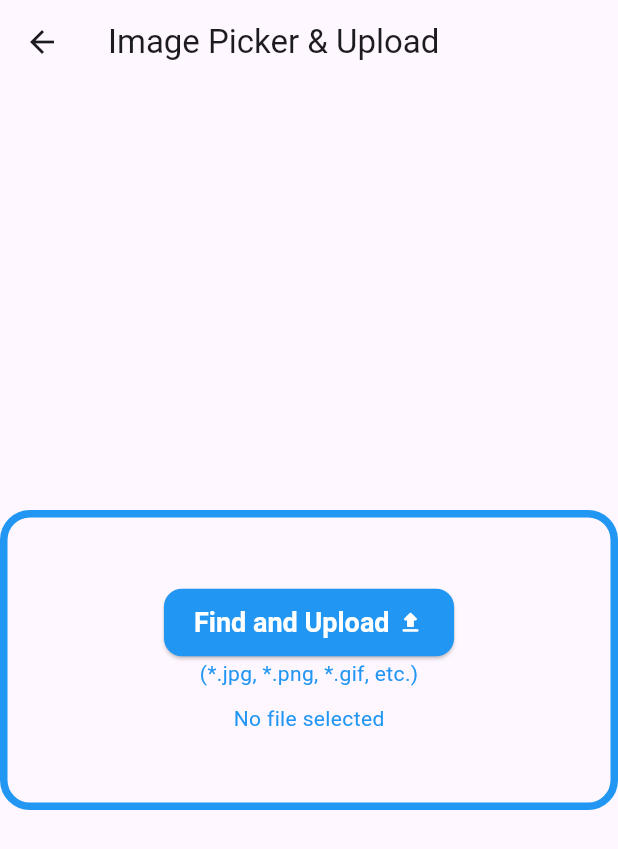
After one commit to DkryuProject/flutter_practice, a Flutter app: the FilePickerTest screen opened by its route, on a phone screen of 412 x 824 dp. The commit adds this screen. Shown: the top 849 px of the screen. Run offline on Flutter 3.47's test engine with Material 3 defaults, Android fonts, the phone set to English and light mode, and no system bars; our stand-ins replace contacts_service, dio, image_picker, permission_handler, sqflite; missing offline and left inert: kakao_flutter_sdk_common; accounts and stored records are empty.

Commit message:
202503_1

```diff
--- a/lib/main.dart
+++ b/lib/main.dart
@@ -1,8 +1,10 @@
 import 'package:flutter/material.dart';
+import 'package:flutter_project/views/contract_test.dart';
+import 'package:flutter_project/views/file_test.dart';
+import 'package:flutter_project/views/kakao_test.dart';
 import 'package:provider/provider.dart';
 
 import 'managers/todo.dart';
-import 'views/todo_list.dart';
 import 'views/test_list.dart';
 
 void main() {
@@ -25,7 +27,9 @@ class TestApp extends StatelessWidget {
       initialRoute: '/',
       routes: {
         '/': (context) => TestList(),
-        '/todo': (context) => const TodoList(),
+        '/file': (context) => const FilePickerTest(),
+        '/contract': (context) => ContractTest(),
+        '/kakao': (context) => KakaoTest(),
       },
     );
   }
--- /dev/null
+++ b/lib/views/file_test.dart
@@ -0,0 +1,146 @@
+import 'dart:io';
+import 'package:flutter/material.dart';
+import 'package:image_picker/image_picker.dart';
+import 'package:dio/dio.dart';
+
+class FilePickerTest extends StatefulWidget {
+  const FilePickerTest({Key? key}) : super(key: key);
+
+  @override
+  FilePickerTestState createState() => FilePickerTestState();
+}
+
+class FilePickerTestState extends State<FilePickerTest> {
+  String showFileName = "No file selected";
+  Color defaultColor = Colors.blue;
+  bool isUploading = false;
+  final Dio dio = Dio(); // ✅ Dio 인스턴스 생성
+  final ImagePicker _picker = ImagePicker(); // ✅ ImagePicker 인스턴스 생성
+
+  Future<void> uploadFile(File file) async {
+    setState(() {
+      isUploading = true;
+    });
+
+    try {
+      var formData = FormData.fromMap({
+        "file": await MultipartFile.fromFile(file.path,
+            filename: file.path.split('/').last),
+      });
+
+      var response = await dio.post(
+        "https://your-api.com/upload", // ✅ 업로드할 API 엔드포인트
+        data: formData,
+        options: Options(
+          headers: {
+            "Content-Type": "multipart/form-data",
+          },
+        ),
+      );
+
+      if (response.statusCode == 200) {
+        debugPrint("Upload successful: ${response.data}");
+        ScaffoldMessenger.of(context).showSnackBar(
+          SnackBar(
+              content: Text("Upload successful: ${response.data['message']}")),
+        );
+      } else {
+        debugPrint("Upload failed: ${response.statusMessage}");
+        ScaffoldMessenger.of(context).showSnackBar(
+          SnackBar(content: Text("Upload failed: ${response.statusMessage}")),
+        );
+      }
+    } catch (e) {
+      debugPrint("Error: $e");
+      ScaffoldMessenger.of(context).showSnackBar(
+        SnackBar(content: Text("Error: $e")),
+      );
+    } finally {
+      setState(() {
+        isUploading = false;
+      });
+    }
+  }
+
+  Future<void> pickAndUploadFile() async {
+    final XFile? pickedFile =
+        await _picker.pickImage(source: ImageSource.gallery); // ✅ 갤러리에서 이미지 선택
+
+    if (pickedFile != null) {
+      File file = File(pickedFile.path);
+
+      setState(() {
+        showFileName = "Now File Name: ${file.path.split('/').last}";
+      });
+
+      await uploadFile(file);
+    }
+  }
+
+  Container makeFilePicker() {
+    return Container(
+      width: double.infinity,
+      height: 200.0,
+      decoration: BoxDecoration(
+        border: Border.all(width: 5, color: defaultColor),
+        borderRadius: const BorderRadius.all(Radius.circular(20)),
+      ),
+      child: Material(
+        color: Colors.transparent,
+        child: Column(
+          mainAxisAlignment: MainAxisAlignment.center,
+          children: [
+            ElevatedButton(
+              onPressed: isUploading ? null : pickAndUploadFile,
+              style: ElevatedButton.styleFrom(
+                backgroundColor: defaultColor,
+                foregroundColor: Colors.white,
+                padding:
+                    const EdgeInsets.symmetric(horizontal: 20, vertical: 12),
+                textStyle:
+                    const TextStyle(fontSize: 18, fontWeight: FontWeight.bold),
+                shape: RoundedRectangleBorder(
+                  borderRadius: BorderRadius.circular(12),
+                ),
+              ),
+              child: isUploading
+                  ? const CircularProgressIndicator(color: Colors.white)
+                  : Row(
+                      mainAxisSize: MainAxisSize.min,
+                      children: [
+                        const Text("Find and Upload"),
+                        const SizedBox(width: 5),
+                        const Icon(Icons.upload_rounded),
+                      ],
+                    ),
+            ),
+            Text(
+              "(*.jpg, *.png, *.gif, etc.)",
+              style: TextStyle(color: defaultColor),
+            ),
+            const SizedBox(height: 10),
+            Text(
+              showFileName,
+              style: TextStyle(color: defaultColor),
+              overflow: TextOverflow.ellipsis,
+            ),
+          ],
+        ),
+      ),
+    );
+  }
+
+  @override
+  Widget build(BuildContext context) {
+    return Scaffold(
+      appBar: AppBar(title: const Text("Image Picker & Upload")),
+      body: Center(child: makeFilePicker()),
+    );
+  }
+}
+
+void main() {
+  runApp(const MaterialApp(
+    home: FilePickerTest(),
+  ));
+}
--- a/lib/views/test_list.dart
+++ b/lib/views/test_list.dart
@@ -1,7 +1,7 @@
 import 'package:flutter/material.dart';
 
 class TestList extends StatelessWidget {
-  final List<String> items = ['할일', '달력 테스트', '알림 테스트'];
+  final List<String> items = ['file', 'kakao', 'contract'];
 
   TestList({Key? key}) : super(key: key);
 
@@ -20,14 +20,17 @@ class TestList extends StatelessWidget {
                 title: Text(items[index]),
                 onTap: () {
                   String selectedItem = items[index];
-                if (selectedItem == '할일') {
-                  Navigator.pushNamed(context, '/todo');
+                  if (selectedItem == 'file') {
+                    Navigator.pushNamed(context, '/file');
+                  } else if (selectedItem == 'contract') {
+                    Navigator.pushNamed(context, '/contract');
+                  } else if (selectedItem == 'kakao') {
+                    Navigator.pushNamed(context, '/kakao');
                   }
                 },
               ),
             );
           },
-      )
-    );
+        ));
   }
 }
```
Also changed, not shown: lib/views/contract_test.dart (added, +53 -0 lines), lib/views/kakao_test.dart (added, +26 -0 lines), pubspec.yaml (+7 -0 lines), pubspec.lock, 10 other files. Lines whose indentation alone changed are shown as unchanged.
